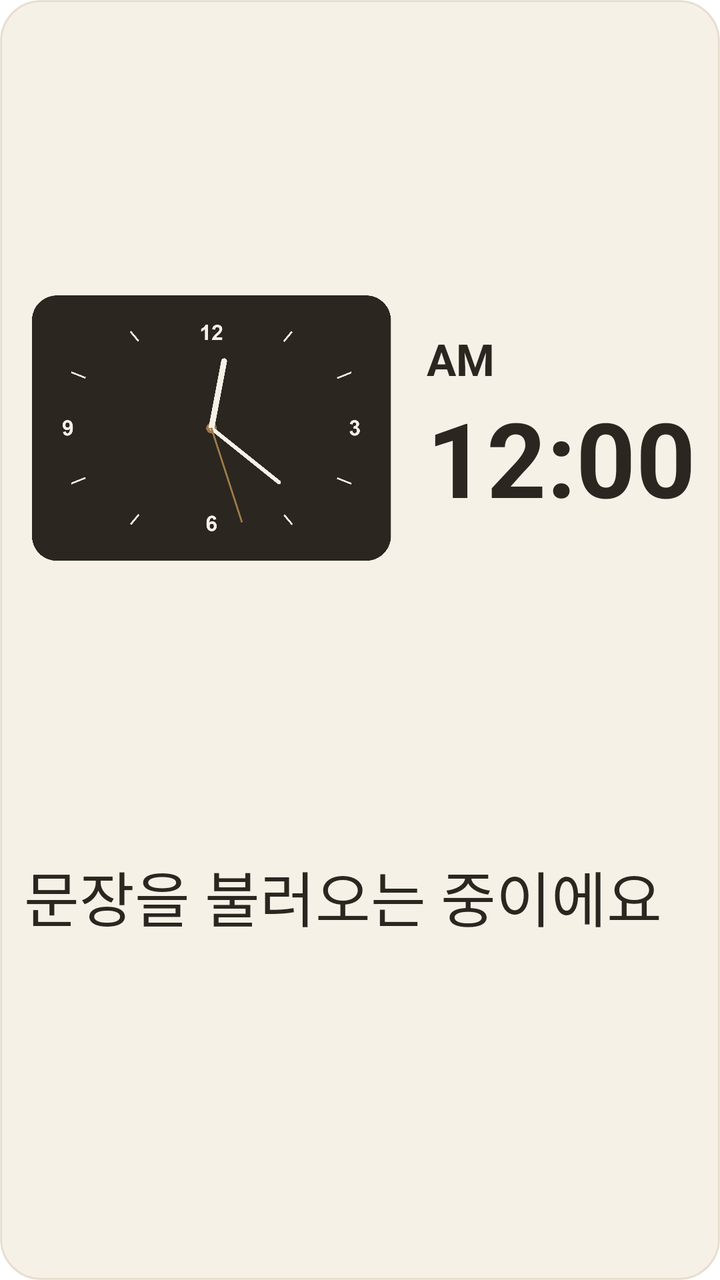
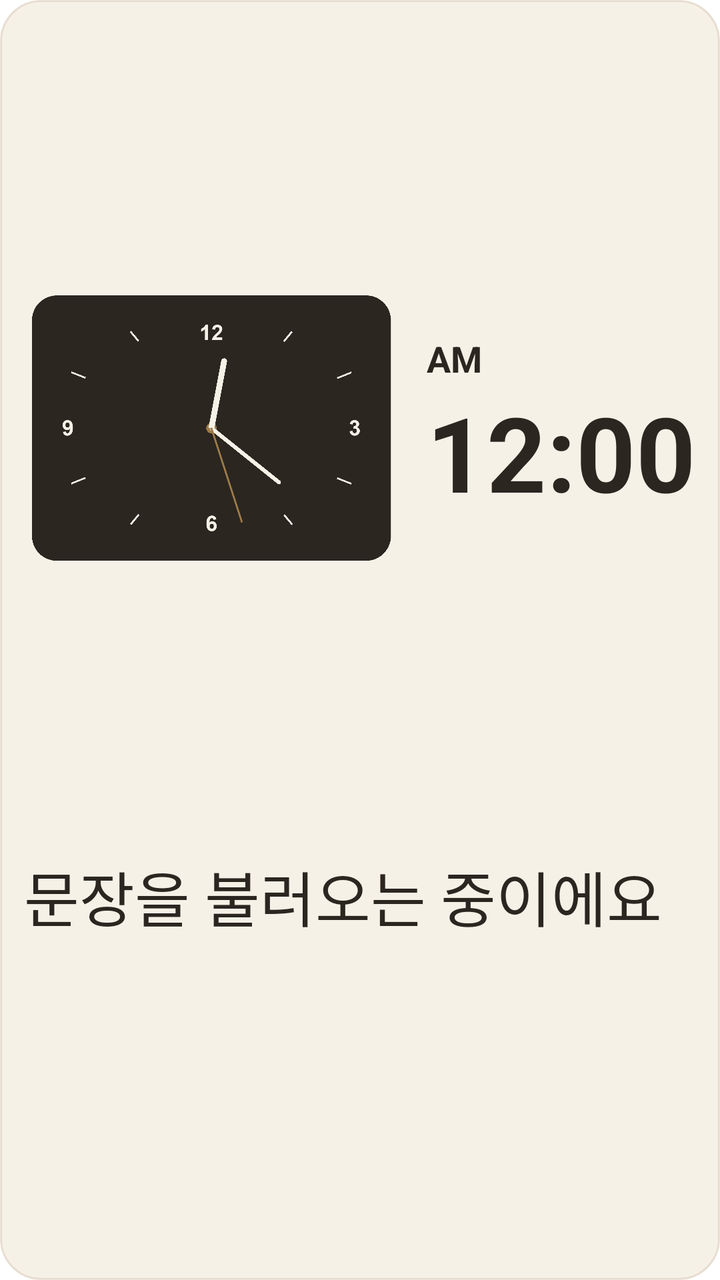

Before-and-after screenshots of an Android layout around one commit, followed by the original layout XML and the change that was made.
<!-- AndroidManifest.xml: fallback theme Theme.MaterialComponents.DayNight.NoActionBar -->
<!-- res/layout/widget_large.xml -->
<?xml version="1.0" encoding="utf-8"?>
<LinearLayout xmlns:android="http://schemas.android.com/apk/res/android"
    android:id="@+id/widget_root"
    android:layout_width="match_parent"
    android:layout_height="match_parent"
    android:orientation="vertical"
    android:background="@drawable/widget_background"
    android:padding="12dp">

    
    <LinearLayout
        android:layout_width="match_parent"
        android:layout_height="0dp"
        android:layout_weight="2"
        android:orientation="horizontal"
        android:gravity="center_vertical">

        <FrameLayout
            android:layout_width="0dp"
            android:layout_height="match_parent"
            android:layout_weight="1">

            <AnalogClock
                android:id="@+id/widget_clock_analog"
                android:layout_width="match_parent"
                android:layout_height="match_parent"
                android:dial="@drawable/widget_clock_dial"
                android:hand_hour="@drawable/widget_clock_hand_hour"
                android:hand_minute="@drawable/widget_clock_hand_minute"
                android:hand_second="@drawable/widget_clock_hand_second" />

            <ImageView
                android:id="@+id/widget_clock_hand_alarm"
                android:layout_width="match_parent"
                android:layout_height="match_parent"
                android:src="@drawable/widget_clock_hand_alarm"
                android:visibility="gone"
                android:contentDescription="@null" />

        </FrameLayout>

        
        <LinearLayout
            android:layout_width="wrap_content"
            android:layout_height="wrap_content"
            android:layout_marginStart="14dp"
            android:orientation="vertical">

            <TextView
                android:id="@+id/widget_meridiem"
                android:layout_width="wrap_content"
                android:layout_height="wrap_content"
                android:text="AM"
                android:textSize="22sp"
                android:textStyle="bold"
                android:textColor="#2B2620" />

            <TextClock
                android:id="@+id/widget_clock_text"
                android:layout_width="wrap_content"
                android:layout_height="wrap_content"
                android:format12Hour="h:mm"
                android:format24Hour="h:mm"
                android:textSize="52sp"
                android:textStyle="bold"
                android:textColor="#2B2620" />

        </LinearLayout>

    </LinearLayout>

    <LinearLayout
        android:layout_width="match_parent"
        android:layout_height="0dp"
        android:layout_weight="1"
        android:layout_marginTop="10dp"
        android:orientation="vertical">

        
        <TextView
            android:id="@+id/widget_quote"
            android:layout_width="match_parent"
            android:layout_height="0dp"
            android:layout_weight="1"
            android:text="문장을 불러오는 중이에요"
            android:textColor="#2B2620"
            android:autoSizeTextType="uniform"
            android:autoSizeMinTextSize="10sp"
            android:autoSizeMaxTextSize="30sp"
            android:autoSizeStepGranularity="1sp" />

        <TextView
            android:id="@+id/widget_attribution"
            android:layout_width="match_parent"
            android:layout_height="wrap_content"
            android:layout_marginTop="4dp"
            android:text=""
            android:textSize="18sp"
            android:textColor="#8A6438"
            android:maxLines="1"
            android:ellipsize="end" />

    </LinearLayout>

</LinearLayout>
<!-- resources referenced by this layout -->
<resources>
  <!-- drawable widget_background (drawable) -->
  <?xml version="1.0" encoding="utf-8"?>
  <shape xmlns:android="http://schemas.android.com/apk/res/android">
      <solid android:color="#F6F1E7" />
      <stroke android:width="1dp" android:color="#339C7A4A" />
      <corners android:radius="20dp" />
  </shape>
  <!-- drawable widget_clock_dial: png bitmap (drawable-xxxhdpi, 23020 bytes) -->
  <!-- drawable widget_clock_hand_alarm: png bitmap (drawable-xxxhdpi, 7913 bytes) -->
  <!-- drawable widget_clock_hand_hour: png bitmap (drawable-xxxhdpi, 8297 bytes) -->
  <!-- drawable widget_clock_hand_minute: png bitmap (drawable-xxxhdpi, 8462 bytes) -->
  <!-- drawable widget_clock_hand_second: png bitmap (drawable-xxxhdpi, 8554 bytes) -->
</resources>

<!-- the commit's change to res/layout/widget_large.xml (unified diff, before → after) -->
@@ -51,7 +51,7 @@
                 android:layout_width="wrap_content"
                 android:layout_height="wrap_content"
                 android:text="AM"
-                android:textSize="22sp"
+                android:textSize="18sp"
                 android:textStyle="bold"
                 android:textColor="#2B2620" />
 
